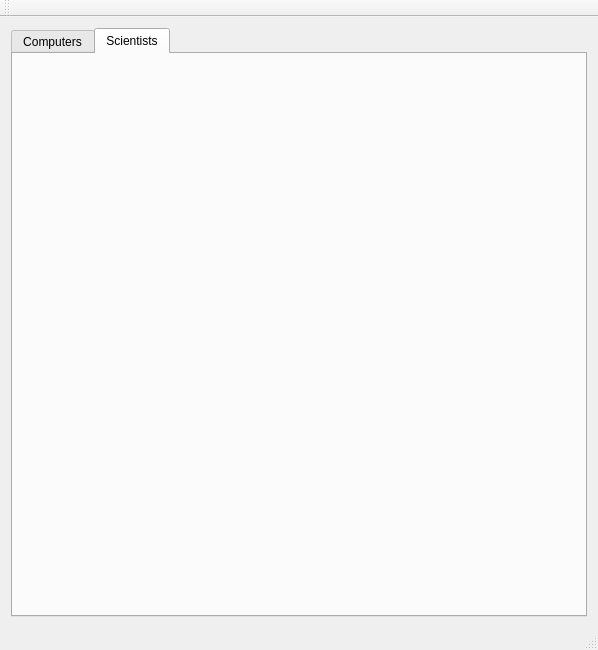
This is vika3/week3/mainwindow.ui in axelboga/hopur32 as Qt 5 draws it before an edit. The edited form follows.
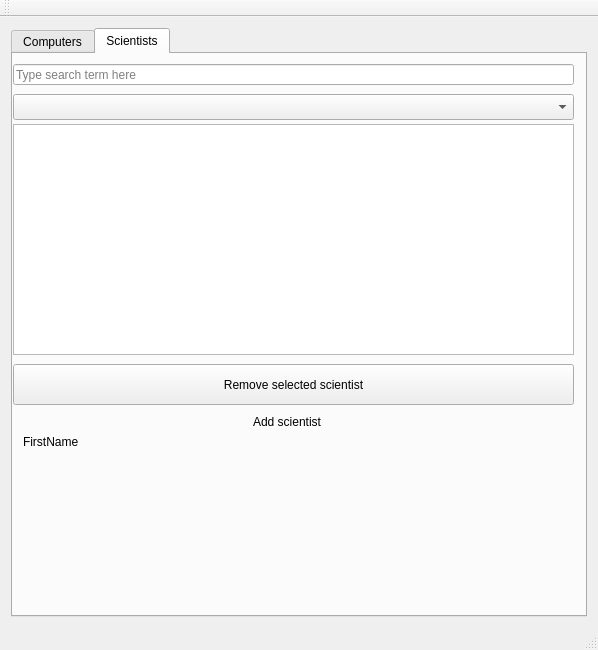
This is the edited form. The open tabs and pages were chosen to show the change.

Commit message: tabs fyrir scientist

Diff of the .ui file:
```diff
--- a/vika3/week3/mainwindow.ui
+++ b/vika3/week3/mainwindow.ui
@@ -279,6 +279,81 @@
        <attribute name="title">
         <string>Scientists</string>
        </attribute>
+       <widget class="QLineEdit" name="lineEdit">
+        <property name="geometry">
+         <rect>
+          <x>0</x>
+          <y>10</y>
+          <width>561</width>
+          <height>21</height>
+         </rect>
+        </property>
+        <property name="placeholderText">
+         <string>Type search term here</string>
+        </property>
+       </widget>
+       <widget class="QComboBox" name="dropdown_order_by_scientists">
+        <property name="geometry">
+         <rect>
+          <x>0</x>
+          <y>40</y>
+          <width>561</width>
+          <height>26</height>
+         </rect>
+        </property>
+       </widget>
+       <widget class="QTableWidget" name="table_scientists">
+        <property name="geometry">
+         <rect>
+          <x>0</x>
+          <y>70</y>
+          <width>561</width>
+          <height>231</height>
+         </rect>
+        </property>
+       </widget>
+       <widget class="QPushButton" name="button_remove_scientist">
+        <property name="geometry">
+         <rect>
+          <x>0</x>
+          <y>310</y>
+          <width>561</width>
+          <height>41</height>
+         </rect>
+        </property>
+        <property name="text">
+         <string>Remove selected scientist</string>
+        </property>
+       </widget>
+       <widget class="QLabel" name="label">
+        <property name="geometry">
+         <rect>
+          <x>240</x>
+          <y>360</y>
+          <width>101</width>
+          <height>16</height>
+         </rect>
+        </property>
+        <property name="lineWidth">
+         <number>0</number>
+        </property>
+        <property name="text">
+         <string>Add scientist</string>
+        </property>
+       </widget>
+       <widget class="QLabel" name="label_2">
+        <property name="geometry">
+         <rect>
+          <x>10</x>
+          <y>380</y>
+          <width>71</width>
+          <height>16</height>
+         </rect>
+        </property>
+        <property name="text">
+         <string>FirstName</string>
+        </property>
+       </widget>
       </widget>
      </widget>
     </item>
```
Left out of the diff: 16 changed lines with no effect on the pictures. The commit also changes 2 other files.
